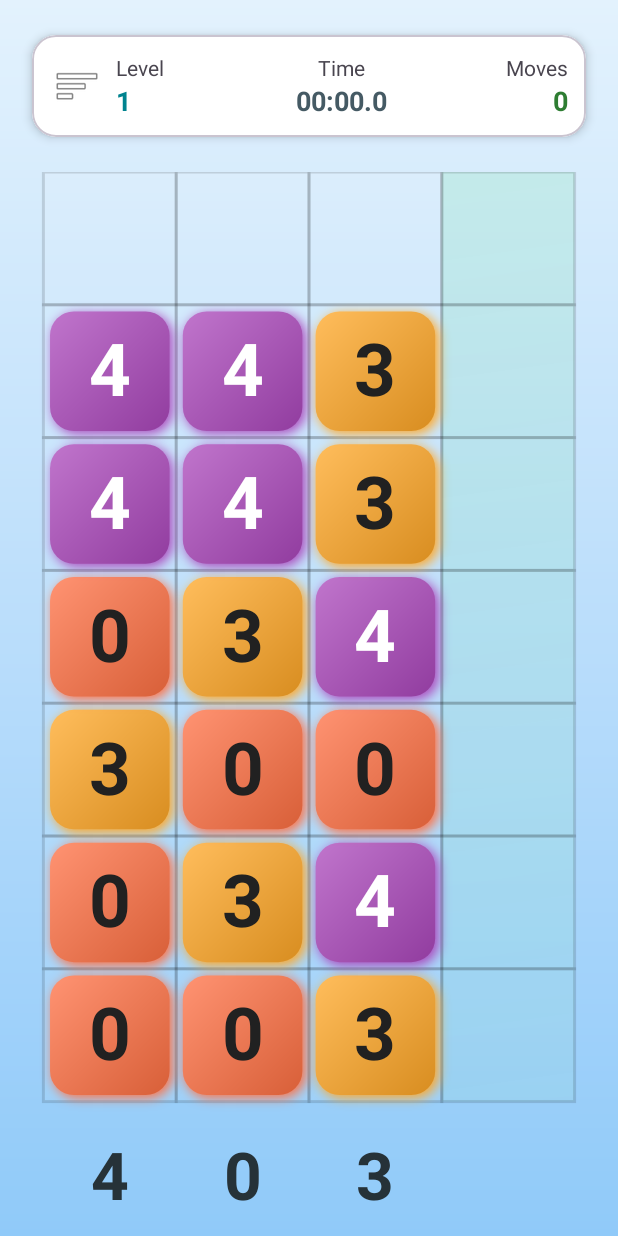
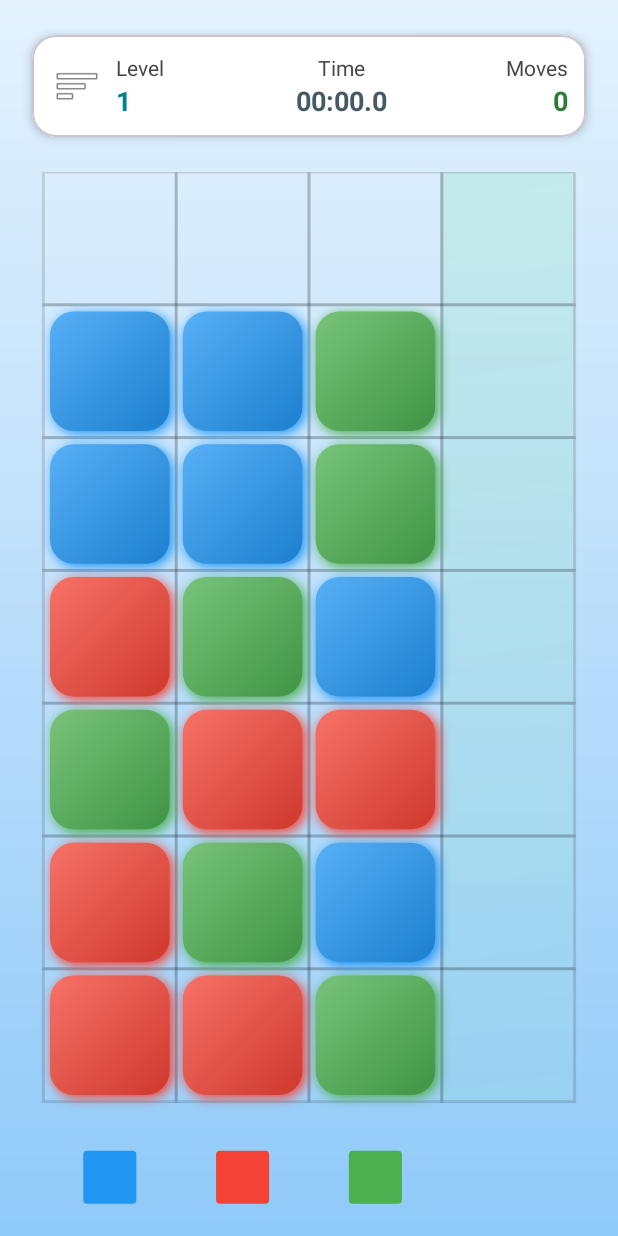
Before and after one commit to timursarsembai/CubeSorter, an Android app: the screen it shows after launch (SorterActivity), on a phone screen of 412 x 824 dp. Run offline under Robolectric (Android 15) with nearby library versions, the phone set to English and light mode, and no system bars.

Commit message:
feat(game): randomize sort type per round Replace deterministic rotation with random choice in SorterGameView.getSortTypeForRound() Apply chosen type at round start; rendering and target labels already support all modes No public API changes; gameplay unchanged apart from randomization

```diff
--- a/app/src/main/java/com/timursarsembayev/cubesorter/SorterGameView.kt
+++ b/app/src/main/java/com/timursarsembayev/cubesorter/SorterGameView.kt
@@ -144,12 +144,9 @@ class SorterGameView @JvmOverloads constructor(
 
     // Определяем тип сортировки для текущего раунда
     private fun getSortTypeForRound(round: Int): SortType {
-        return when ((round - 1) % 3) {
-            0 -> SortType.NUMBERS
-            1 -> SortType.COLORS
-            2 -> SortType.EMOJIS
-            else -> SortType.NUMBERS
-        }
+        // Теперь выбор случайный на каждый раунд
+        val types = SortType.values()
+        return types[Random.nextInt(types.size)]
     }
 
     // Переход на указанный уровень (для режима администратора)
```
